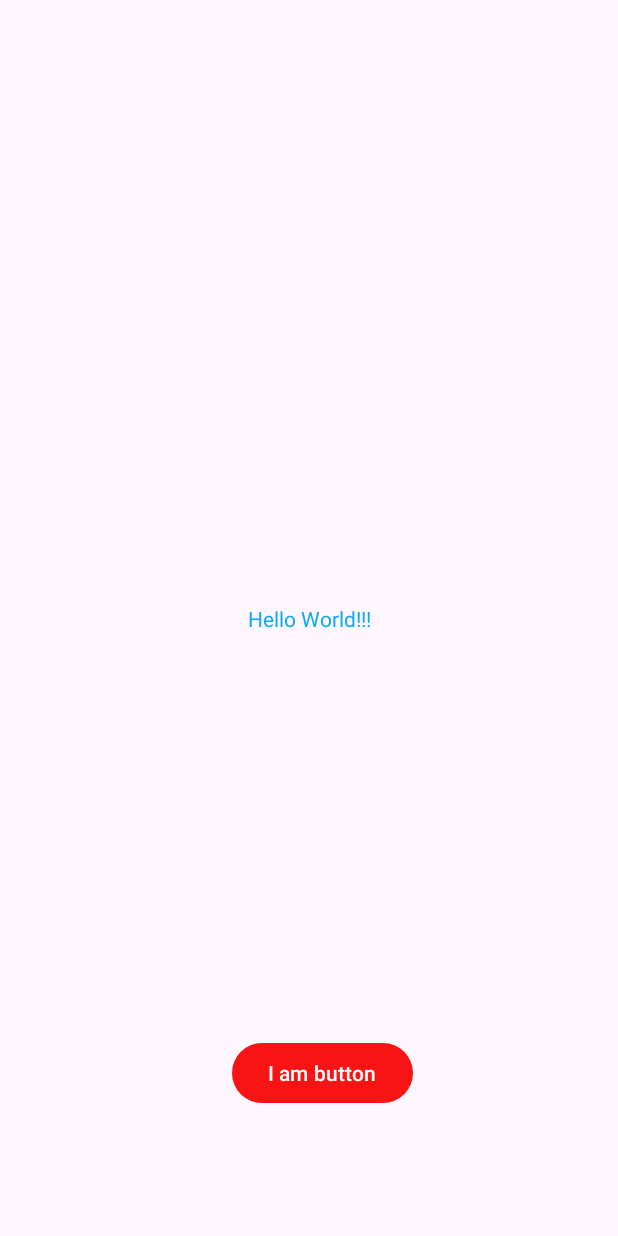
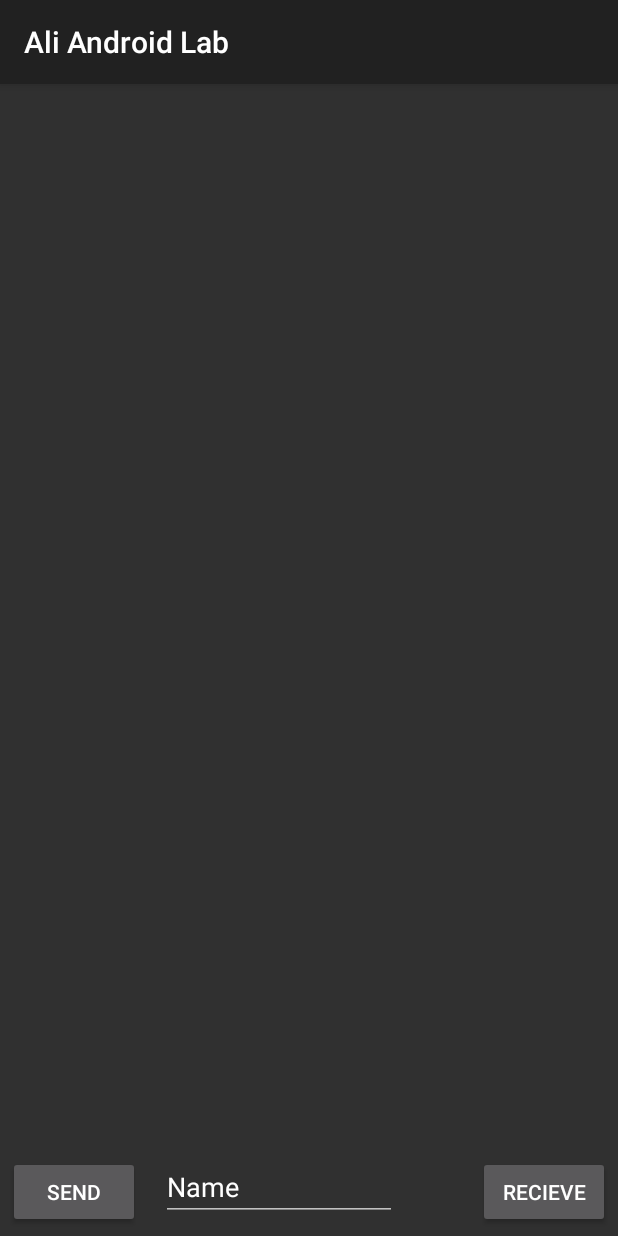
Before and after one commit to alkomij/AliAndroidLab, an Android app: the screen it shows after launch (MainActivity before the commit, ChatRoom after it), on a phone screen of 412 x 824 dp. Run offline under Robolectric (Android 15) with nearby library versions, the phone set to English and light mode, and no system bars.

Commit message:
Week6_recycler, my code complete and lab finished.

```diff
--- /dev/null
+++ b/app/src/main/java/algon/cst2335/ALi/ChatRoom.java
@@ -0,0 +1,123 @@
+package algon.cst2335.ALi;
+import androidx.annotation.NonNull;
+import androidx.appcompat.app.AppCompatActivity;
+import androidx.lifecycle.ViewModelProvider;
+import androidx.recyclerview.widget.LinearLayoutManager;
+import androidx.recyclerview.widget.RecyclerView;
+
+import android.os.Bundle;
+import android.view.View;
+import android.view.ViewGroup;
+import android.widget.Button;
+import android.widget.TextView;
+
+import java.text.SimpleDateFormat;
+import java.util.ArrayList;
+import java.util.Date;
+
+import algon.cst2335.ALi.ChatRoomViewModel;
+import algon.cst2335.ALi.databinding.ActivityChatRoomBinding;
+import algon.cst2335.ALi.databinding.RecieveMessageBinding;
+import algon.cst2335.ALi.databinding.SentMessageBinding;
+
+public class ChatRoom extends AppCompatActivity {
+
+    ActivityChatRoomBinding binding;
+    private RecyclerView.Adapter myAdapter;
+    ChatRoomViewModel chatModel ;
+
+    private ArrayList<ChatMessage> messages;
+    @Override
+    protected void onCreate(Bundle savedInstanceState) {
+        super.onCreate(savedInstanceState);
+
+        binding = ActivityChatRoomBinding.inflate(getLayoutInflater());
+        setContentView(binding.getRoot());
+
+        chatModel = new ViewModelProvider(this).get(ChatRoomViewModel.class);
+        messages = chatModel.messages.getValue();
+        if (messages == null ) {
+            chatModel.messages.postValue(messages = new ArrayList<>());
+
+        }
+        binding.recyclerView.setLayoutManager(new LinearLayoutManager(this));
+
+        Button button = findViewById(R.id.button);
+        binding.button.setOnClickListener(click -> {
+            SimpleDateFormat sdf = new SimpleDateFormat("EEEE, dd-MMM-yyyy hh-mm-ss a");
+            String currentDateAndTime = sdf.format(new Date());
+            ChatMessage chatMessage = new ChatMessage(binding.editText.getText().toString(), currentDateAndTime, true );
+
+            messages.add(chatMessage);
+            myAdapter.notifyItemInserted(messages.size()-1);
+            binding.editText.setText("");
+        });
+        Button button2 = findViewById(R.id.button2);
+        binding.button2.setOnClickListener(click -> {
+            SimpleDateFormat sdf = new SimpleDateFormat("EEEE, dd-MMM-yyyy hh-mm-ss a");
+            String currentDateAndTime = sdf.format(new Date());
+            ChatMessage chatMessage = new ChatMessage(binding.editText.getText().toString(), currentDateAndTime, false );
+
+            messages.add(chatMessage);
+            myAdapter.notifyItemInserted(messages.size()-1);
+            binding.editText.setText("");
+        });
+
+
+
+        binding.recyclerView.setAdapter(myAdapter = new RecyclerView.Adapter<MyRowHolder>() {
+            @NonNull
+            @Override
+            public MyRowHolder onCreateViewHolder(@NonNull ViewGroup parent, int viewType) {
+                if (viewType == 0) {
+                    SentMessageBinding sentMessageBinding = SentMessageBinding.inflate(getLayoutInflater());
+                    sentMessageBinding.getRoot().setLayoutParams(new ViewGroup.LayoutParams(
+                            ViewGroup.LayoutParams.MATCH_PARENT,
+                            ViewGroup.LayoutParams.WRAP_CONTENT));
+                    return new MyRowHolder(sentMessageBinding.getRoot());
+
+                }else {
+                    RecieveMessageBinding receiveMessageBinding = RecieveMessageBinding.inflate(getLayoutInflater());
+                    receiveMessageBinding.getRoot().setLayoutParams(new ViewGroup.LayoutParams(
+                            ViewGroup.LayoutParams.MATCH_PARENT,
+                            ViewGroup.LayoutParams.WRAP_CONTENT
+                    ));
+
+                    return new MyRowHolder(receiveMessageBinding.getRoot());
+                }
+            }
+
+            @Override
+            public void onBindViewHolder(@NonNull MyRowHolder holder, int position) {
+                ChatMessage obj = messages.get(position);
+                holder.messageText.setText(obj.getMessage());
+                holder.timeText.setText(obj.getTimeSent());
+            }
+
+            @Override
+            public int getItemCount() {
+                return messages.size();
+            }
+            public int getItemViewType(int position){
+                if (messages.get(position).isSentButton()) {
+                    return 0;
+                } else {
+                    return 1;
+                }
+            }
+
+
+        });
+    }
+    class MyRowHolder extends RecyclerView.ViewHolder {
+
+        TextView messageText;
+        TextView timeText;
+        public MyRowHolder(@NonNull View itemView) {
+            super(itemView);
+            messageText = itemView.findViewById(R.id.message);
+            timeText = itemView.findViewById(R.id.time);
+
+        }
+    }
+}
--- /dev/null
+++ b/app/src/main/java/algon/cst2335/ALi/ChatRoomViewModel.java
@@ -0,0 +1,13 @@
+package algon.cst2335.ALi;
+
+
+import androidx.lifecycle.MutableLiveData;
+import androidx.lifecycle.ViewModel;
+
+import java.util.ArrayList;
+import algon.cst2335.ALi.ChatMessage;
+
+public class ChatRoomViewModel extends ViewModel {
+    public MutableLiveData<ArrayList<ChatMessage>> messages = new MutableLiveData< >();
+
+}
--- /dev/null
+++ b/app/src/main/res/layout/activity_chat_room.xml
@@ -0,0 +1,56 @@
+<?xml version="1.0" encoding="utf-8"?>
+<androidx.constraintlayout.widget.ConstraintLayout xmlns:android="http://schemas.android.com/apk/res/android"
+    xmlns:app="http://schemas.android.com/apk/res-auto"
+    xmlns:tools="http://schemas.android.com/tools"
+    android:layout_width="match_parent"
+    android:layout_height="match_parent"
+    tools:context=".ChatRoom">
+
+
+    <androidx.recyclerview.widget.RecyclerView
+        android:id="@+id/recyclerView"
+        android:layout_width="0dp"
+        android:layout_height="0dp"
+        app:layout_constraintBottom_toBottomOf="parent"
+        app:layout_constraintEnd_toEndOf="parent"
+        app:layout_constraintHorizontal_bias="1.0"
+        app:layout_constraintStart_toStartOf="parent"
+        app:layout_constraintTop_toTopOf="parent"
+        app:layout_constraintVertical_bias="0.0" />
+
+    <EditText
+        android:id="@+id/editText"
+        android:layout_width="157dp"
+        android:layout_height="44dp"
+        android:layout_marginStart="5dp"
+        android:layout_marginEnd="5dp"
+        android:layout_marginBottom="10dp"
+        android:ems="10"
+        android:inputType="text"
+        android:text="Name"
+        app:layout_constraintBottom_toBottomOf="parent"
+        app:layout_constraintEnd_toStartOf="@+id/button2"
+        app:layout_constraintHorizontal_bias="0.15"
+        app:layout_constraintStart_toEndOf="@+id/button" />
+
+    <Button
+        android:id="@+id/button"
+        android:layout_width="wrap_content"
+        android:layout_height="wrap_content"
+        android:layout_marginStart="5dp"
+        android:layout_marginBottom="5dp"
+        android:text="Send"
+        app:layout_constraintBottom_toBottomOf="parent"
+        app:layout_constraintStart_toStartOf="parent" />
+
+    <Button
+        android:id="@+id/button2"
+        android:layout_width="wrap_content"
+        android:layout_height="wrap_content"
+        android:layout_marginEnd="5dp"
+        android:layout_marginBottom="5dp"
+        android:text="Recieve"
+        app:layout_constraintBottom_toBottomOf="parent"
+        app:layout_constraintEnd_toEndOf="parent" />
+
+</androidx.constraintlayout.widget.ConstraintLayout>
--- a/app/src/main/res/values/strings.xml
+++ b/app/src/main/res/values/strings.xml
@@ -1,5 +1,5 @@
 <resources>
     <string name="app_name">Ali Android Lab</string>
-    <string name="hello_message">Hello World!!!</string>
-    <string name="button_message">I am button</string>
+    <string name="button_message">Login</string>
+    <string name="type_password">Type your password</string>
 </resources>
```
Also changed, not shown: app/build.gradle.kts (+6 -3 lines), app/src/main/AndroidManifest.xml (+10 -2 lines), app/src/main/java/algon/cst2335/ALi/ChatMessage.java (added, +26 -0 lines), app/src/main/java/algon/cst2335/ALi/MainActivity.java (+100 -1 lines), app/src/main/res/layout/activity_main.xml (+20 -14 lines), app/src/main/res/layout/recieve_message.xml (added, +34 -0 lines), app/src/main/res/layout/sent_message.xml (added, +35 -0 lines), app/src/main/res/drawable/receive_image.png (added), app/src/main/res/drawable/send_image.png (added), 3 other files.
